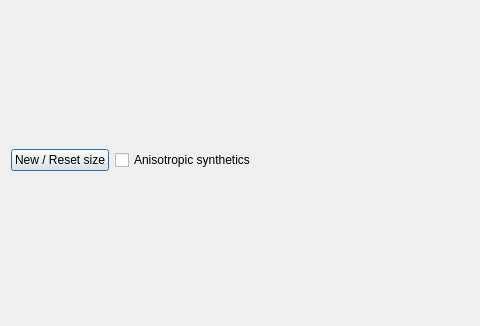
First picture: the form in src/spool/ui/noise_dialog.ui, repository pyrocko/kite, before the edit; both pictures show x 0 to 480 and y 234 to 560 of the 880 by 560 pixel window.
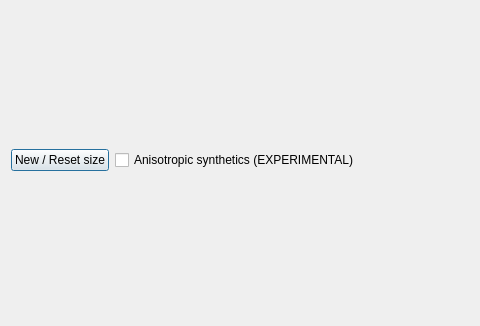
Second picture: the form after the edit.

```diff
--- a/src/spool/ui/noise_dialog.ui
+++ b/src/spool/ui/noise_dialog.ui
@@ -73,7 +73,7 @@
      <item>
       <widget class="QCheckBox" name="anisotropicCB">
        <property name="text">
-        <string>Anisotropic synthetics</string>
+        <string>Anisotropic synthetics (EXPERIMENTAL)</string>
        </property>
       </widget>
      </item>
```
